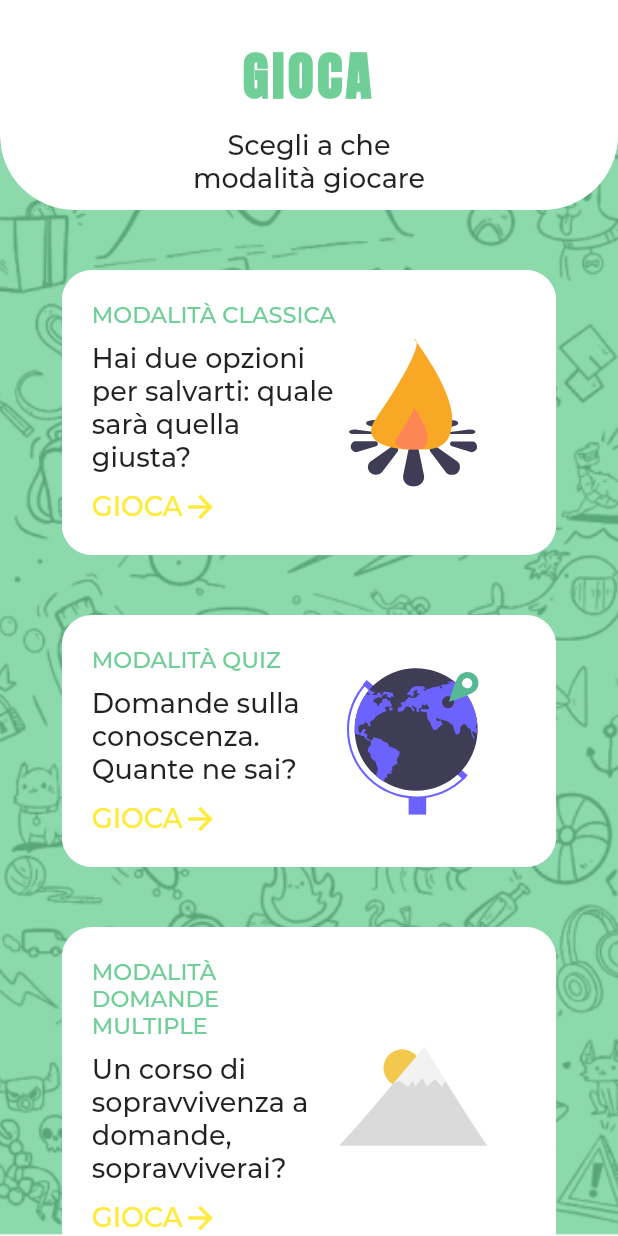
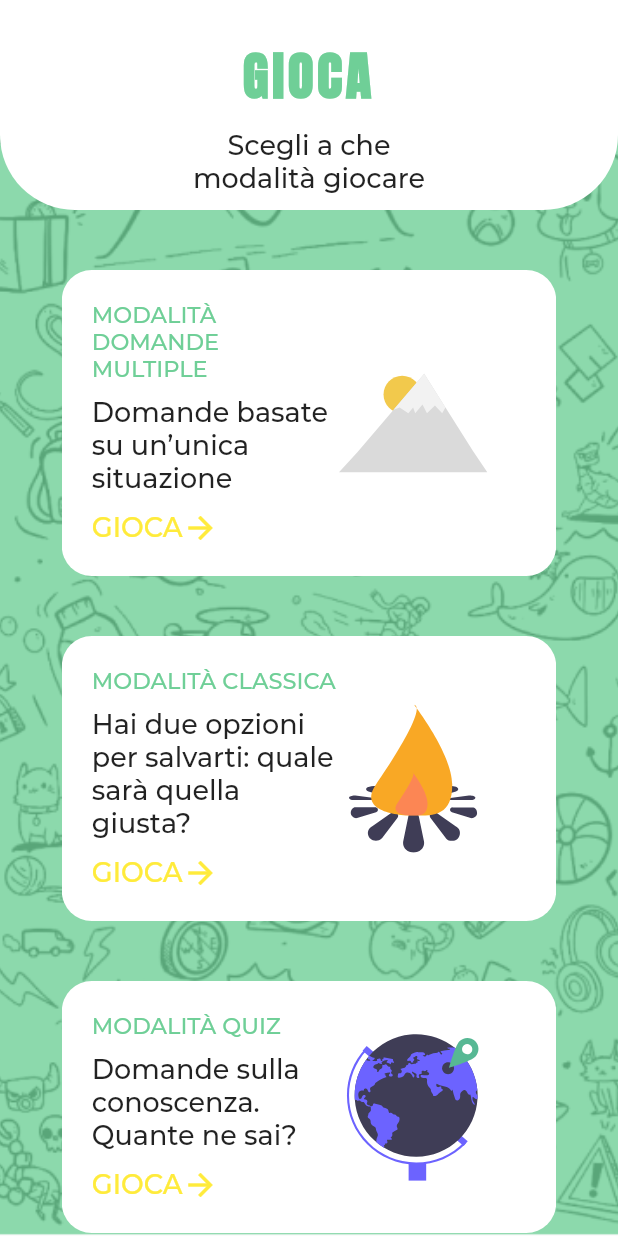
Before and after one commit to RiccardoCherchi/sopravviveresti_app, a Flutter app: the ChooseGame screen opened by its route, on a phone screen of 412 x 824 dp. Run offline on Flutter 3.47's test engine with Material 2 defaults, Android fonts, the phone set to English and light mode, and no system bars; our stand-ins replace flutter_svg, font_awesome_flutter, in_app_purchase, package_info, sqflite, timer_count_down; missing offline and left inert: esys_flutter_share; accounts and stored records are empty; network calls fail.

Commit message:
final fixes

```diff
--- a/lib/providers/categories.dart
+++ b/lib/providers/categories.dart
@@ -23,6 +23,7 @@ class Quiz {
   final String name;
   final String imageUrl;
   final String priceKey;
+  final int questionsLength;
   bool isPremium;
 
   Quiz(
@@ -31,6 +32,7 @@ class Quiz {
     this.priceKey,
     this.name,
     this.isPremium,
+    this.questionsLength,
     this.pack_id,
   );
 
@@ -40,7 +42,8 @@ class Quiz {
         imageUrl = json['image'],
         priceKey = json['key'],
         isPremium = json['is_premium'],
-        pack_id = json['pack_id'];
+        pack_id = json['pack_id'],
+        questionsLength = json['questions_length'];
 }
 
 class QuizPack {
--- a/lib/screens/game_choose.dart
+++ b/lib/screens/game_choose.dart
@@ -139,6 +139,13 @@ class ChooseGame extends StatelessWidget {
                       padding: const EdgeInsets.all(0),
                       children: [
                         GameCard(
+                          title: "Modalità domande multiple",
+                          content: "Domande basate su un’unica situazione",
+                          width: size.maxWidth * .8,
+                          imagePath: "assets/images/mountain_draw.svg",
+                          onPressed: _openQuiz,
+                        ),
+                        GameCard(
                           title: "Modalità classica",
                           content:
                               "Hai due opzioni per salvarti: quale sarà quella giusta?",
@@ -153,14 +160,6 @@ class ChooseGame extends StatelessWidget {
                           imagePath: "assets/images/earth_draw.svg",
                           onPressed: _openGeneralCulture,
                         ),
-                        GameCard(
-                          title: "Modalità domande multiple",
-                          content:
-                              "Un corso di sopravvivenza a domande, sopravviverai?",
-                          width: size.maxWidth * .8,
-                          imagePath: "assets/images/mountain_draw.svg",
-                          onPressed: _openQuiz,
-                        ),
                       ],
                     ),
                   ),
--- a/lib/screens/score.dart
+++ b/lib/screens/score.dart
@@ -31,7 +31,7 @@ class _QuizScoreState extends State<QuizScore> {
         .firstWhere((element) => element.id == _questions.currentQuizId);
 
     return Scaffold(
-      appBar: buildExplanationppBar(context, scaffoldKey: null),
+      appBar: buildExplanationppBar(context, scaffoldKey: null, isQuiz: true),
       backgroundColor: Theme.of(context).primaryColor,
       body: Stack(
         children: [
@@ -114,9 +114,11 @@ class _QuizScoreState extends State<QuizScore> {
                     bottom: 10,
                   ),
                   child: GestureDetector(
-                    onTap: () {
+                    onTap: () async {
                       _questions.resetQuizIndex();
                       _questions.setCorrectQuizAnswers = 0;
+                      await _questions
+                          .getQuizQuestion(_questions.currentQuizId);
                       Navigator.of(context).pushNamedAndRemoveUntil(
                         Question.routeName,
                         (route) => false,
--- a/lib/widgets/app_bars/game_app_bar.dart
+++ b/lib/widgets/app_bars/game_app_bar.dart
@@ -4,7 +4,7 @@ import 'package:flutter/material.dart';
 import 'package:timer_count_down/timer_count_down.dart';
 import 'package:esys_flutter_share/esys_flutter_share.dart';
 
-import '../../widgets/custon_dialog.dart';
+import '../custom_dialog.dart';
 import '../custom_button.dart';
 
 Widget buildGameAppBar(
--- a/lib/widgets/app_bars/title.dart
+++ b/lib/widgets/app_bars/title.dart
@@ -4,7 +4,7 @@ class TitleAppBar extends StatelessWidget {
   final String title;
   final String content;
 
-  TitleAppBar({@required this.title, @required this.content});
+  TitleAppBar({@required this.title, this.content});
   @override
   Widget build(BuildContext context) {
     final _size = MediaQuery.of(context).size;
@@ -32,6 +32,7 @@ class TitleAppBar extends StatelessWidget {
                     fontFamily: 'Anton',
                   ),
             ),
+            if (content != null)
               Container(
                 width: _size.width * .8,
                 margin: const EdgeInsets.only(top: 10, bottom: 20),
--- a/lib/widgets/game_card.dart
+++ b/lib/widgets/game_card.dart
@@ -17,7 +17,8 @@ class GameCard extends StatelessWidget {
   });
   @override
   Widget build(BuildContext context) {
-    return Container(
+    return GestureDetector(
+      onTap: onPressed,
       child: Container(
         width: width,
         margin: const EdgeInsets.symmetric(vertical: 20),
@@ -51,14 +52,11 @@ class GameCard extends StatelessWidget {
                 ),
                 Row(
                   children: [
-                    GestureDetector(
-                      onTap: onPressed,
-                      child: Text(
-                        "GIOCA",
-                        style: TextStyle(
-                          fontSize: 18,
-                          color: Colors.yellow,
-                        ),
+                    Text(
+                      "GIOCA",
+                      style: TextStyle(
+                        fontSize: 18,
+                        color: Colors.yellow,
                       ),
                     ),
                     Icon(Icons.arrow_forward, color: Colors.yellow),
--- a/lib/widgets/quiz_card.dart
+++ b/lib/widgets/quiz_card.dart
@@ -60,7 +60,7 @@ class QuizCard extends StatelessWidget {
                           ),
                         ),
                         Text(
-                          "20 domande",
+                          "${quiz.questionsLength} domande",
                           style: TextStyle(
                             fontSize: 12,
                           ),
```
Also changed, not shown: lib/providers/questions.dart (+8 -2 lines), lib/screens/question.dart (+17 -9 lines), lib/screens/quizzes.dart (+44 -42 lines), lib/widgets/app_bars/explanation_bar.dart (+32 -16 lines), lib/widgets/custom_dialog.dart (renamed from lib/widgets/custon_dialog.dart, +6 -3 lines). Lines whose indentation alone changed are shown as unchanged.
